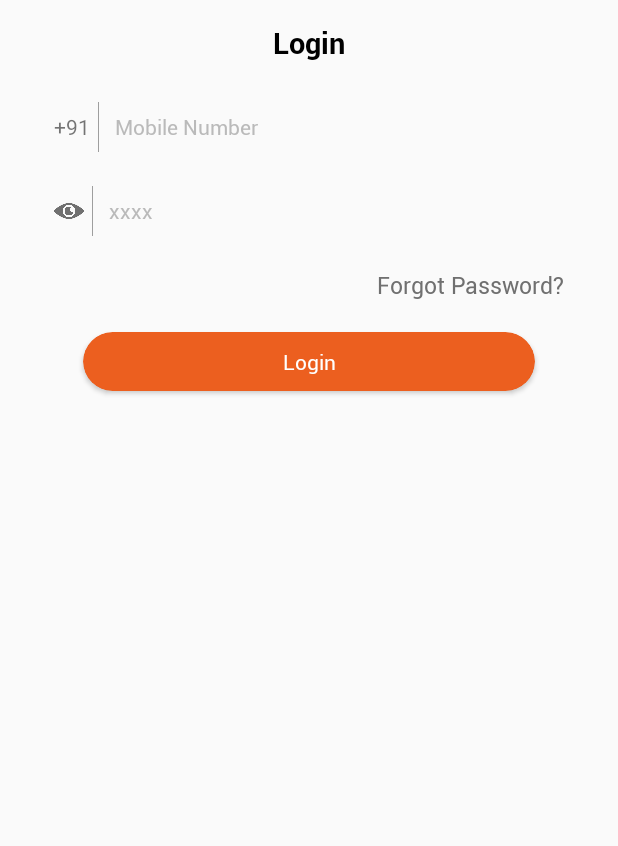
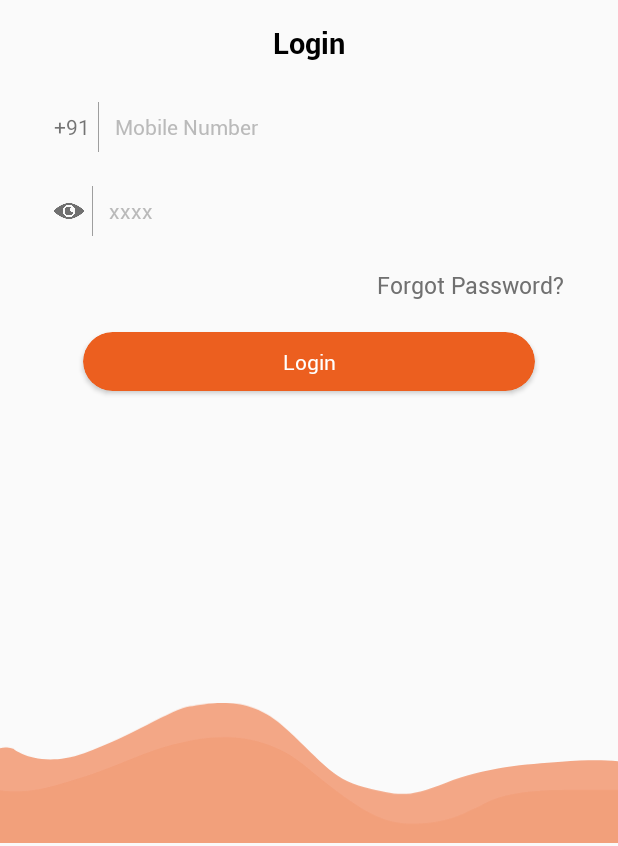
Before and after one commit to aimbeat2018/Pepdeal, an Android app: the screen it shows after launch (LoginActivity), on a phone screen of 412 x 824 dp, the part 390-1236 px from its top. Run offline under Robolectric (Android 15) with nearby library versions, the phone set to English and light mode, and no system bars; plain views replace ShadowView.

Commit message:
03/11/2021

```diff
--- /dev/null
+++ b/app/src/main/res/drawable/ic_login_bottom_bg_shade_layout.xml
@@ -0,0 +1,24 @@
+<vector xmlns:android="http://schemas.android.com/apk/res/android"
+    android:width="428dp"
+    android:height="97.45dp"
+    android:viewportWidth="428"
+    android:viewportHeight="97.45">
+  <group>
+    <clip-path
+        android:pathData="M0,0h428v97.45h-428z"/>
+    <path
+        android:pathData="M9.4,32.01c0,0 17.11,14.16 48.97,2.95c31.86,-11.21 60.77,-30.68 73.16,-32.45c12.39,-1.77 38.94,-8.85 63.72,12.98c24.78,21.83 34.22,37.76 57.23,43.07c23.01,5.31 27.95,8.16 56.05,-2.95c28.1,-11.11 55.46,-12.98 80.24,-14.75c24.78,-1.77 39.89,-1.23 59,2.36c19.11,3.59 56.64,20.65 56.64,27.14c0,6.49 0,48.97 -21.83,58.41c-21.83,9.44 -43.66,6.49 -123.9,9.44c-80.24,2.95 -320.95,11.21 -337.47,2.95c-16.52,-8.26 -40.71,-16.52 -39.53,-53.1c1.18,-36.58 1.77,-46.61 10.62,-53.1C1.14,28.47 9.4,32.01 9.4,32.01z"
+        android:strokeAlpha="0.5412"
+        android:fillColor="#EC6024"
+        android:fillAlpha="0.5412"/>
+  </group>
+  <group>
+    <clip-path
+        android:pathData="M0,0h428v97.45h-428z"/>
+    <path
+        android:pathData="M-28.5,50.3c10.75,3.54 25.93,18.29 66.4,7.08c40.47,-11.21 54.39,-20.65 77.15,-27.14c22.77,-6.49 61.97,-14.75 95.49,12.98c33.52,27.73 51.86,40.71 73.36,40.71c21.5,0 31.99,-3.88 51.86,-14.16c19.87,-10.27 48.69,-9.44 75.25,-9.44c26.56,0 72.09,0.59 82.21,7.08c10.12,6.49 8.22,31.86 7.59,33.63c-0.63,1.77 -44.27,15.93 -63.87,18.88c-19.6,2.95 -149.88,3.54 -211.85,3.54c-61.97,0 -166.95,-2.36 -204.26,-7.67C-16.48,110.48 -28.5,50.3 -28.5,50.3z"
+        android:strokeAlpha="0.102"
+        android:fillColor="#EC6024"
+        android:fillAlpha="0.102"/>
+  </group>
+</vector>
--- a/app/src/main/res/layout/activity_login.xml
+++ b/app/src/main/res/layout/activity_login.xml
@@ -1,11 +1,15 @@
 <?xml version="1.0" encoding="utf-8"?>
-<androidx.appcompat.widget.LinearLayoutCompat xmlns:android="http://schemas.android.com/apk/res/android"
+<RelativeLayout xmlns:android="http://schemas.android.com/apk/res/android"
     xmlns:app="http://schemas.android.com/apk/res-auto"
     xmlns:tools="http://schemas.android.com/tools"
     android:layout_width="match_parent"
     android:layout_height="match_parent"
-    android:orientation="vertical"
     tools:context=".activity.LoginActivity">
+
+    <androidx.appcompat.widget.LinearLayoutCompat
+        android:layout_width="match_parent"
+        android:layout_height="wrap_content"
+        android:orientation="vertical">
 
         <ImageView
             android:layout_width="180dp"
@@ -151,5 +155,13 @@
                 android:textColor="@color/white" />
         </androidx.cardview.widget.CardView>
 
+    </androidx.appcompat.widget.LinearLayoutCompat>
 
-</androidx.appcompat.widget.LinearLayoutCompat>
+    <ImageView
+        android:layout_width="match_parent"
+        android:layout_height="wrap_content"
+        android:layout_alignParentBottom="true"
+
+        android:src="@drawable/ic_login_bottom_bg_shade_layout" />
+
+</RelativeLayout>
```
Lines whose indentation alone changed are shown as unchanged.
